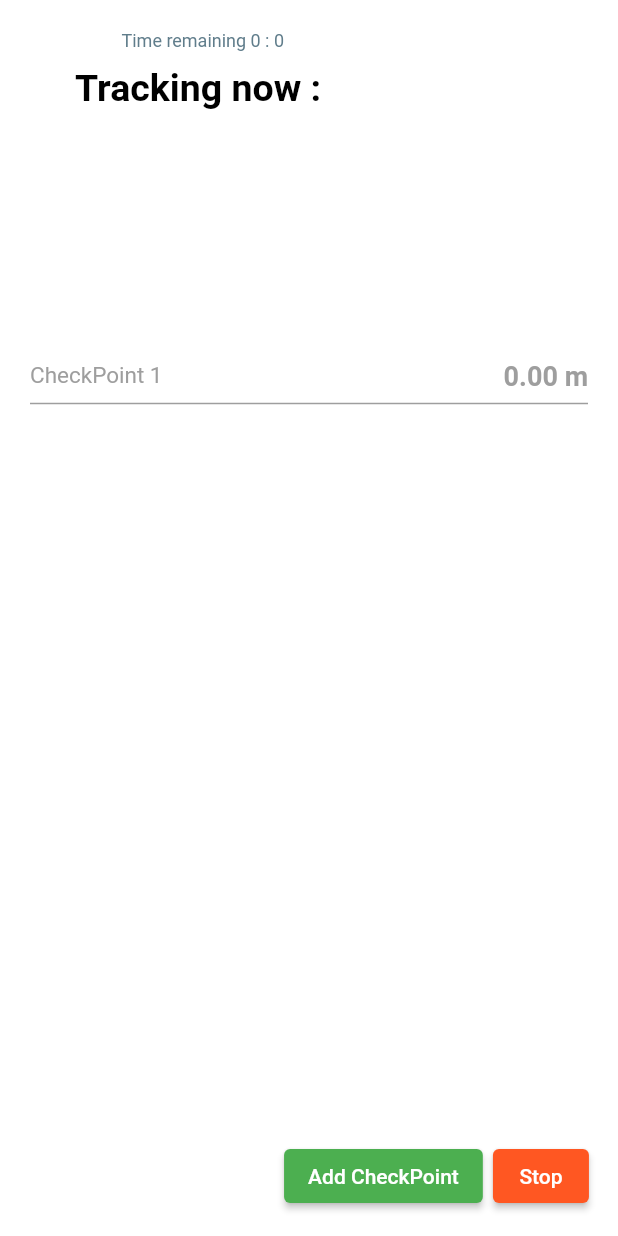
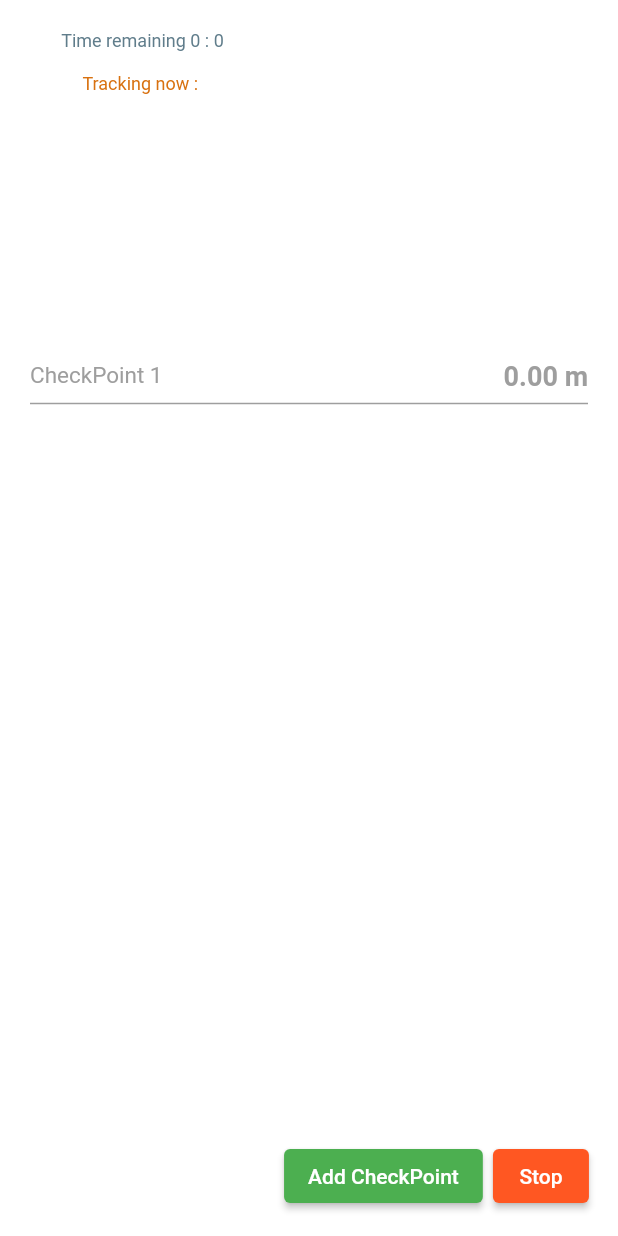
Before and after one commit to Nahin-CDR/walk_mate, a Flutter app: the MainView screen opened directly with empty values, after a tap on "Add CheckPoint", on a phone screen of 412 x 824 dp. Run offline on Flutter 3.47's test engine with Material 2 defaults, Android fonts, the phone set to English and light mode, and no system bars; drawn by our look-alikes of animated_text_kit; our stand-ins replace another_flushbar, awesome_notifications, fluttertoast, geolocator.

Commit message:
notification working properly

```diff
--- a/lib/main.dart
+++ b/lib/main.dart
@@ -1,5 +1,8 @@
 import 'package:flutter/material.dart';
+import 'package:tracker/service/notification_service.dart';
 import 'app/app.dart';
-void main(){
+void main()async{
+  WidgetsFlutterBinding.ensureInitialized();
+  await NotificationService.initializeNotification();
   runApp(const MyApp());
 }
--- a/lib/presentation/completed_walk/completed_walk_view.dart
+++ b/lib/presentation/completed_walk/completed_walk_view.dart
@@ -1,6 +1,8 @@
+import 'package:awesome_notifications/awesome_notifications.dart';
 import 'package:flutter/material.dart';
 import 'package:tracker/presentation/resources/assets_manager.dart';
 import 'package:tracker/presentation/resources/string_manager.dart';
+import '../../service/notification_service.dart';
 import '../resources/routes_manager.dart';
 class CompletedView extends StatefulWidget {
   final String totalDistance;
--- a/lib/presentation/main/main_view.dart
+++ b/lib/presentation/main/main_view.dart
@@ -1,14 +1,10 @@
 import 'package:flutter/material.dart';
 import 'package:provider/provider.dart';
 import 'package:tracker/presentation/main/main_view_model.dart';
-import 'package:tracker/presentation/resources/string_manager.dart';
-import '../../service/local_notification_service.dart';
-import 'package:timezone/data/latest.dart' as tz;
+import 'package:tracker/presentation/main/widgets.dart';
 class MainView extends StatefulWidget {
   final int limit;
-  const MainView({
-    required this.limit,
-    Key? key}) : super(key: key);
+  const MainView({required this.limit,Key? key}) : super(key: key);
   @override
   // ignore: no_logic_in_create_state
   State<MainView> createState() => _MainViewState(walkLimit: limit);
@@ -20,15 +16,14 @@ class _MainViewState extends State<MainView> {
   _MainViewState({required this.walkLimit});
 
   @override
-  void initState() {
+  void initState(){
     // TODO: implement initState
     mainViewModel.startCountDown(second:walkLimit*60,context:context);
     mainViewModel.getCurrentPosition();
+    mainViewModel.setNotification(walkLimit: walkLimit);
     setState((){
       checkPoints.clear();
     });
-    tz.initializeTimeZones();
-    LocalNotificationService().showNotification(1,AppString.notificationTitle,AppString.notificationMessage,walkLimit*60);
     super.initState();
   }
   @override
@@ -58,15 +53,10 @@ class _MainViewState extends State<MainView> {
                                ),
                              ),
                              Container(
-                                 margin: const EdgeInsets.all(10), //${mainViewModel.distance.toDouble().toStringAsFixed(2)} m
-                                 child:  const Text("Tracking now : ",
-                                     style: TextStyle(
-                                         color: Colors.black,
-                                         fontSize: 25,
-                                         fontWeight: FontWeight.bold
-                                     )
-                                 )
-                             ),
+                               margin: const EdgeInsets.all(10),
+                               height: 30,
+                               child: animText(txt: "Tracking now : "),
+                             )
                            ],
                          ),
                        );
--- a/lib/presentation/main/main_view_model.dart
+++ b/lib/presentation/main/main_view_model.dart
@@ -1,6 +1,7 @@
 import 'dart:async';
 import 'package:flutter/material.dart';
 import 'package:geolocator/geolocator.dart';
+import '../../service/notification_service.dart';
 import '../resources/routes_manager.dart';
 
 class MainViewModel with ChangeNotifier{
@@ -64,6 +65,15 @@ class MainViewModel with ChangeNotifier{
       notifyListeners();
     }
   }
+
+  void setNotification({required int walkLimit})async{
+    await NotificationService.showNotification(
+        title: "WalkMate notification",
+        body: "You have completed the targeted walking time",
+        interval: walkLimit*60,
+        scheduled: true
+    );
+  }
 }
 
 class CompletedArguments{
--- /dev/null
+++ b/lib/presentation/main/widgets.dart
@@ -0,0 +1,20 @@
+import 'package:animated_text_kit/animated_text_kit.dart';
+import 'package:flutter/material.dart';
+Widget animText ({required txt})=>SizedBox(
+  child: Container(
+    height: 20,
+    margin: const EdgeInsets.all(5.0),
+    child:  DefaultTextStyle(
+      style: const TextStyle(
+        color: Color.fromRGBO(216, 113, 16, 1.0),
+        fontSize: 12,
+      ),
+      child: AnimatedTextKit(
+        repeatForever: true,
+        animatedTexts: [
+          FadeAnimatedText(txt.toString())
+        ],
+      ),
+    ),
+  ),
+);
--- a/lib/presentation/resources/utils_manager.dart
+++ b/lib/presentation/resources/utils_manager.dart
@@ -43,6 +43,7 @@ class UtilsManager {
         textColor: Colors.white,
         gravity: ToastGravity.BOTTOM,
         fontSize: 15,
-        toastLength: Toast.LENGTH_LONG);
+        toastLength: Toast.LENGTH_LONG
+    );
   }
 }
--- a/lib/service/local_notification_service.dart
+++ /dev/null
@@ -1,62 +0,0 @@
-import 'package:flutter_local_notifications/flutter_local_notifications.dart';
-import 'package:timezone/timezone.dart' as tz;
-class LocalNotificationService {
-  static final LocalNotificationService _notificationService = LocalNotificationService._internal();
-  factory LocalNotificationService() {
-    return _notificationService;
-  }
-
-  final FlutterLocalNotificationsPlugin flutterLocalNotificationsPlugin = FlutterLocalNotificationsPlugin();
-  LocalNotificationService._internal();
-
-  Future<void> initNotification() async {
-    final AndroidInitializationSettings initializationSettingsAndroid =
-    AndroidInitializationSettings('@drawable/ic_flutternotification');
-
-    final IOSInitializationSettings initializationSettingsIOS =
-    IOSInitializationSettings(
-      requestAlertPermission: false,
-      requestBadgePermission: false,
-      requestSoundPermission: false,
-    );
-    final InitializationSettings initializationSettings =
-    InitializationSettings(
-        android: initializationSettingsAndroid,
-        iOS: initializationSettingsIOS
-    );
-
-    await flutterLocalNotificationsPlugin.initialize(initializationSettings);
-  }
-  Future<void> showNotification(int id, String title, String body, int seconds) async {
-    await flutterLocalNotificationsPlugin.zonedSchedule(
-      id,
-      title,
-      body,
-      tz.TZDateTime.now(tz.local).add(Duration(seconds: seconds)),
-      const NotificationDetails(
-        android: AndroidNotificationDetails(
-            'main_channel',
-            'Main Channel', // 'Main channel notifications',^6.0.0
-            importance: Importance.high,
-            priority: Priority.high,
-            icon: '@drawable/ic_flutternotification',
-            enableLights: true,
-            playSound: true,
-            sound: RawResourceAndroidNotificationSound('notification')
-
-        ),
-        iOS: IOSNotificationDetails(
-          sound: 'default.wav',
-          presentAlert: true,
-          presentBadge: true,
-          presentSound: true,
-        ),
-      ),
-      uiLocalNotificationDateInterpretation: UILocalNotificationDateInterpretation.absoluteTime,
-      androidAllowWhileIdle: true,
-    );
-  }
-  Future<void> cancelAllNotifications() async {
-    await flutterLocalNotificationsPlugin.cancelAll();
-  }
-}
--- /dev/null
+++ b/lib/service/notification_service.dart
@@ -0,0 +1,119 @@
+import 'package:awesome_notifications/awesome_notifications.dart';
+import 'package:flutter/material.dart';
+
+class NotificationService {
+  static Future<void> initializeNotification() async {
+    await AwesomeNotifications().initialize(
+      null,
+      [
+        NotificationChannel(
+          channelGroupKey: 'high_importance_channel',
+          channelKey: 'high_importance_channel',
+          channelName: 'Basic notifications',
+          channelDescription: 'Notification channel for basic tests',
+          defaultColor: const Color(0xFF9D50DD),
+          ledColor: Colors.white,
+          importance: NotificationImportance.Max,
+          channelShowBadge: true,
+          onlyAlertOnce: true,
+          playSound: true,
+          criticalAlerts: true,
+        )
+      ],
+      channelGroups: [
+        NotificationChannelGroup(
+          channelGroupKey: 'high_importance_channel_group',
+          channelGroupName: 'Group 1',
+        )
+      ],
+      debug: true,
+    );
+
+    await AwesomeNotifications().isNotificationAllowed().then(
+          (isAllowed) async {
+        if (!isAllowed) {
+          await AwesomeNotifications().requestPermissionToSendNotifications();
+        }
+      },
+    );
+
+    await AwesomeNotifications().setListeners(
+      onActionReceivedMethod: onActionReceivedMethod,
+      onNotificationCreatedMethod: onNotificationCreatedMethod,
+      onNotificationDisplayedMethod: onNotificationDisplayedMethod,
+      onDismissActionReceivedMethod: onDismissActionReceivedMethod,
+    );
+  }
+
+  /// Use this method to detect when a new notification or a schedule is created
+  static Future<void> onNotificationCreatedMethod(
+      ReceivedNotification receivedNotification) async {
+    debugPrint('onNotificationCreatedMethod');
+  }
+
+  /// Use this method to detect every time that a new notification is displayed
+  static Future<void> onNotificationDisplayedMethod(
+      ReceivedNotification receivedNotification) async {
+    debugPrint('onNotificationDisplayedMethod');
+  }
+
+  /// Use this method to detect if the user dismissed a notification
+  static Future<void> onDismissActionReceivedMethod(
+      ReceivedAction receivedAction) async {
+    debugPrint('onDismissActionReceivedMethod');
+  }
+
+  /// Use this method to detect when the user taps on a notification or action button
+  static Future<void> onActionReceivedMethod(
+      ReceivedAction receivedAction) async {
+    debugPrint('onActionReceivedMethod');
+    //final payload = receivedAction.payload ?? {};
+    // if (payload["navigate"] == "true") {
+    //   MainApp.navigatorKey.currentState?.push(
+    //     MaterialPageRoute(
+    //       builder: (_) => const SecondScreen(),
+    //     ),
+    //   );
+    // }
+  }
+
+  static Future<void> showNotification({
+    required final String title,
+    required final String body,
+    final String? summary,
+    final Map<String, String>? payload,
+    final ActionType actionType = ActionType.Default,
+    final NotificationLayout notificationLayout = NotificationLayout.Default,
+    final NotificationCategory? category,
+    final String? bigPicture,
+    final List<NotificationActionButton>? actionButtons,
+    final bool scheduled = false,
+    final int? interval,
+  }) async {
+    assert(!scheduled || (scheduled && interval != null));
+
+    await AwesomeNotifications().createNotification(
+      content: NotificationContent(
+        id: -1,
+        channelKey: 'high_importance_channel',
+        title: title,
+        body: body,
+        actionType: actionType,
+        notificationLayout: notificationLayout,
+        summary: summary,
+        category: category,
+        payload: payload,
+        bigPicture: bigPicture,
+      ),
+      actionButtons: actionButtons,
+      schedule: scheduled
+          ? NotificationInterval(
+        interval: interval,
+        timeZone:
+        await AwesomeNotifications().getLocalTimeZoneIdentifier(),
+        preciseAlarm: true,
+      )
+          : null,
+    );
+  }
+}
--- a/pubspec.yaml
+++ b/pubspec.yaml
@@ -44,8 +44,8 @@ dependencies:
   shared_preferences: ^2.0.18
   internet_connection_checker: ^1.0.0+1
   provider: ^6.0.5
-  flutter_local_notifications: ^9.5.3+1
   timezone: ^0.8.0
+  awesome_notifications: ^0.7.4+1
 
 dev_dependencies:
   flutter_test:
```
Also changed, not shown: pubspec.lock, 3 other files.
